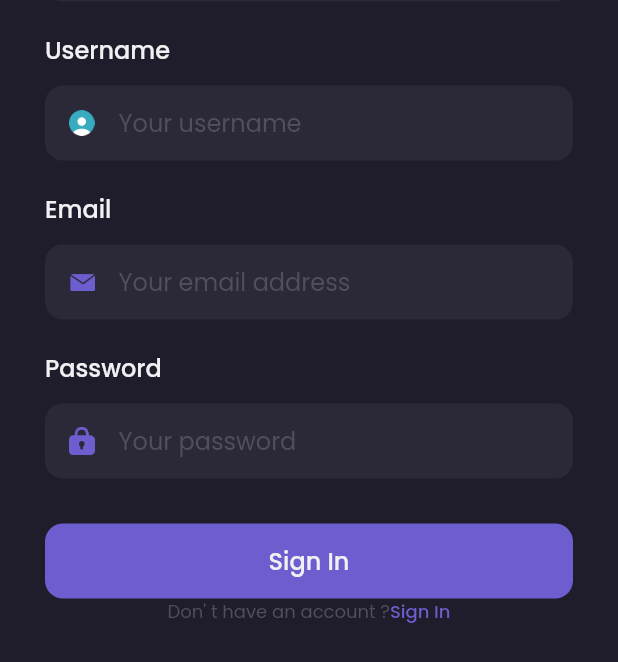
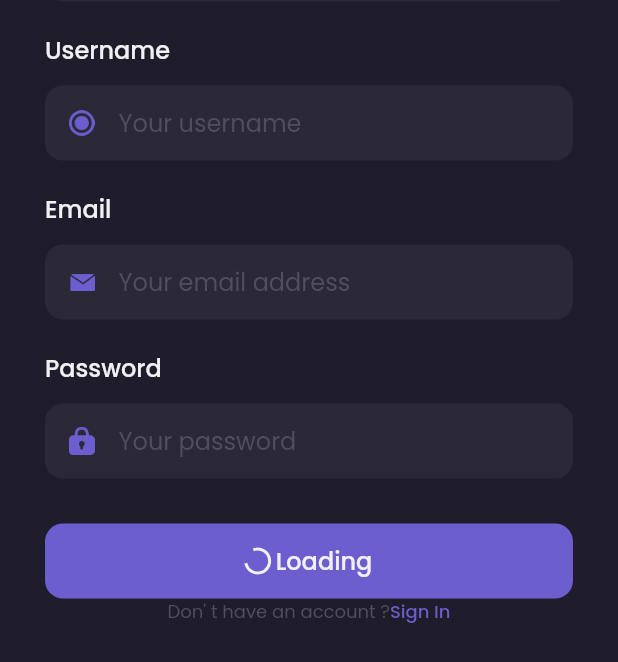
Before and after one commit to rizkiramadhan04/bwa_eccomerce_flutter, a Flutter app: the SignUpPage screen opened by its route, on a phone screen of 412 x 824 dp. Shown: the part 336-998 px from the top of the screen. Run offline on Flutter 3.47's test engine with Material 2 defaults, Android fonts, the phone set to English and light mode, and no system bars; our stand-ins replace google_fonts.

Commit message:
Update terbaru

```diff
--- a/lib/main.dart
+++ b/lib/main.dart
@@ -1,4 +1,5 @@
 import 'package:flutter/material.dart';
+import 'package:flutter_bwa_ecommerce/pages/home/main_page.dart';
 import 'package:flutter_bwa_ecommerce/pages/splash_page.dart';
 import 'package:flutter_bwa_ecommerce/pages/sign_in_page.dart';
 import 'package:flutter_bwa_ecommerce/pages/sign_up_page.dart';
@@ -14,6 +15,7 @@ class MyApp extends StatelessWidget {
         '/': (context) => SplashPage(),
         '/sign-in': (context) => SignInPage(),
         '/sign-up': (context) => SignUpPage(),
+        '/home': (context) => MainPage(),
       },
     );
   }
--- /dev/null
+++ b/lib/pages/home/main_page.dart
@@ -0,0 +1,14 @@
+import 'package:flutter/material.dart';
+
+class MainPage extends StatelessWidget {
+  const MainPage({super.key});
+
+  @override
+  Widget build(BuildContext context) {
+    return Scaffold(
+      body: Center(
+        child: Text('Main Page'),
+      ),
+    );
+  }
+}
--- a/lib/pages/sign_in_page.dart
+++ b/lib/pages/sign_in_page.dart
@@ -130,7 +130,9 @@ class _SignInPageState extends State<SignInPage> {
         width: double.infinity,
         margin: EdgeInsets.only(top: 30),
         child: TextButton(
-          onPressed: header,
+          onPressed: () {
+            Navigator.pushNamed(context, '/home');
+          },
           style: TextButton.styleFrom(
             backgroundColor: primaryColor,
             shape: RoundedRectangleBorder(
--- a/lib/pages/sign_up_page.dart
+++ b/lib/pages/sign_up_page.dart
@@ -1,5 +1,6 @@
 import 'package:flutter/material.dart';
 import 'package:flutter_bwa_ecommerce/theme.dart';
+import 'package:flutter_bwa_ecommerce/widgets/loading_button.dart';
 
 class SignUpPage extends StatefulWidget {
   @override
@@ -104,7 +105,7 @@ class _SignUpPageState extends State<SignUpPage> {
                 child: Row(
                   children: [
                     Image.asset(
-                      'assets/user_icon.png',
+                      'assets/username_icon.png',
                       width: 17,
                     ),
                     SizedBox(width: 16),
@@ -229,7 +230,7 @@ class _SignUpPageState extends State<SignUpPage> {
             ),
           ),
           child: Text(
-            'Sign In',
+            'Sign Up',
             style: primaryTextStyle.copyWith(
               fontSize: 16,
               fontWeight: medium,
@@ -284,7 +285,8 @@ class _SignUpPageState extends State<SignUpPage> {
               usernameInput(),
               emailInput(),
               passwordInput(),
-              signUpButton(),
+              LoadingButtom(),
+              // signUpButton(),
               footer(),
             ],
           ),
--- /dev/null
+++ b/lib/widgets/loading_button.dart
@@ -0,0 +1,48 @@
+import 'package:flutter/material.dart';
+import '../theme.dart';
+
+class LoadingButtom extends StatelessWidget {
+  const LoadingButtom({super.key});
+
+  @override
+  Widget build(BuildContext context) {
+    return Container(
+      height: 50,
+      width: double.infinity,
+      margin: EdgeInsets.only(top: 30),
+      child: TextButton(
+        onPressed: () {},
+        style: TextButton.styleFrom(
+            backgroundColor: primaryColor,
+            shape: RoundedRectangleBorder(
+              borderRadius: BorderRadius.circular(12),
+            )),
+        child: Row(
+          mainAxisAlignment: MainAxisAlignment.center,
+          children: [
+            Container(
+              width: 16,
+              height: 16,
+              child: CircularProgressIndicator(
+                strokeWidth: 2,
+                valueColor: AlwaysStoppedAnimation(
+                  primaryTextColor,
+                ),
+              ),
+            ),
+            SizedBox(
+              width: 4,
+            ),
+            Text(
+              'Loading',
+              style: primaryTextStyle.copyWith(
+                fontSize: 16,
+                fontWeight: medium,
+              ),
+            )
+          ],
+        ),
+      ),
+    );
+  }
+}
```
